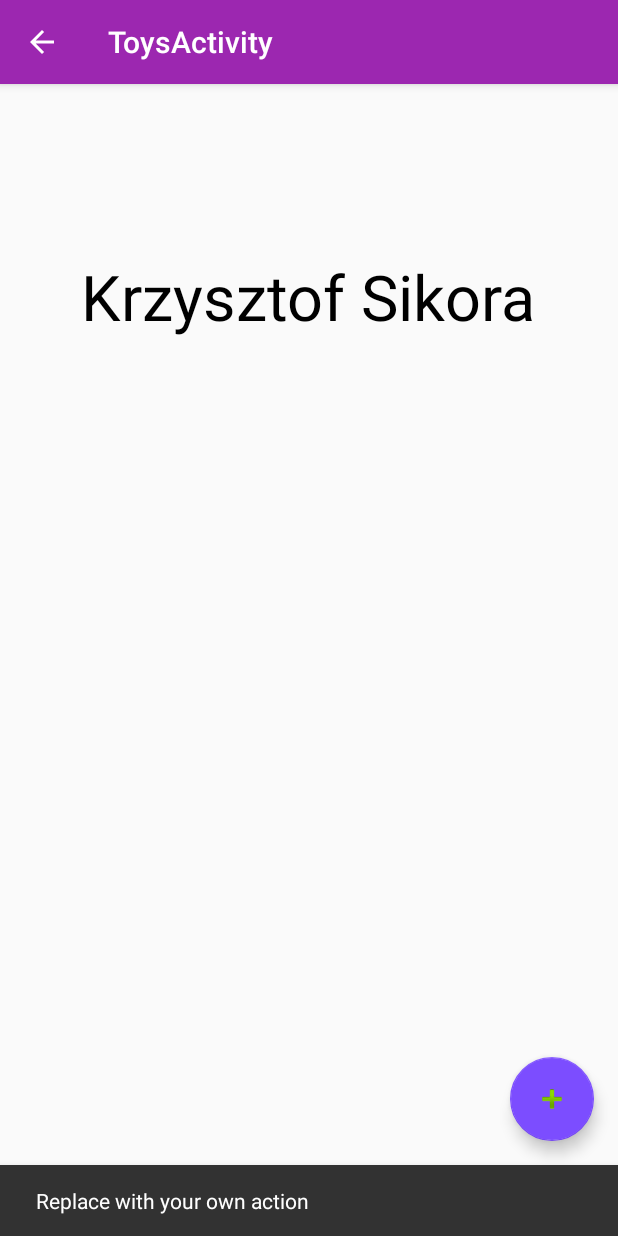
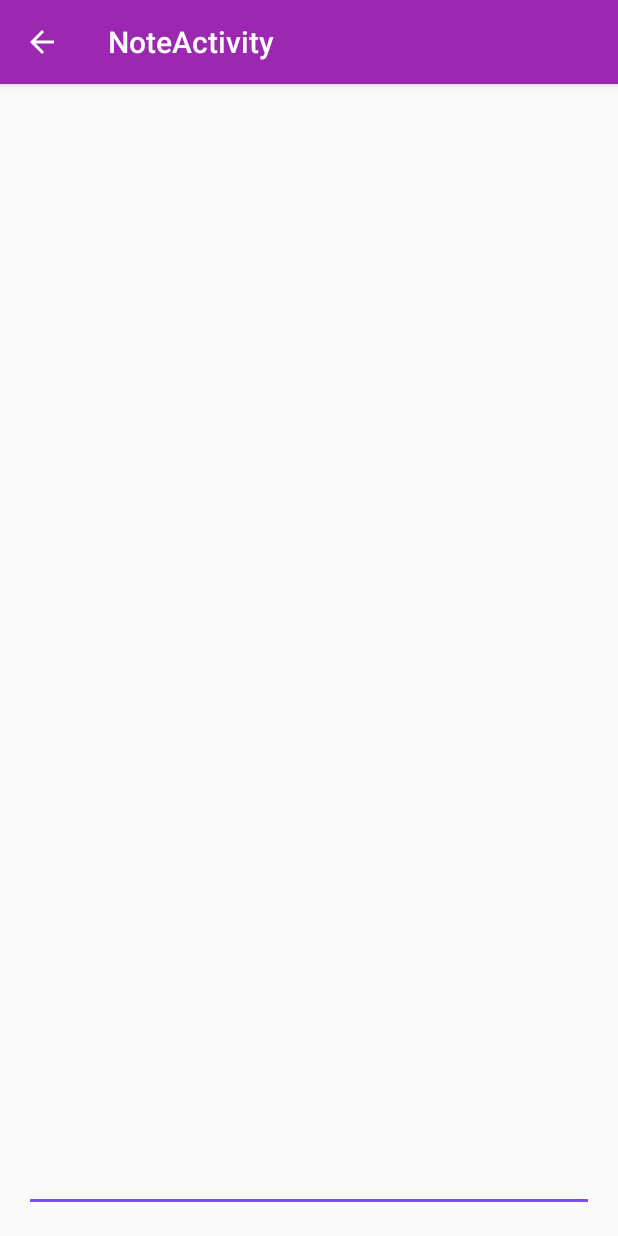
Before and after one commit to KrzysztofSikora/TestApp, an Android app: the ToysActivity screen opened directly, with no data from a screen before it, after a tap on an icon or button, on a phone screen of 412 x 824 dp. Run offline under Robolectric (Android 15) with nearby library versions, the phone set to English and light mode, and no system bars.

Commit message:
edit test

```diff
--- a/app/src/main/java/pl/krzysztofsikora/testapp/NoteActivity.java
+++ b/app/src/main/java/pl/krzysztofsikora/testapp/NoteActivity.java
@@ -5,26 +5,72 @@ import android.support.design.widget.FloatingActionButton;
 import android.support.design.widget.Snackbar;
 import android.support.v7.app.AppCompatActivity;
 import android.support.v7.widget.Toolbar;
+import android.util.Log;
 import android.view.View;
+import android.widget.EditText;
 
 public class NoteActivity extends AppCompatActivity {
+
+    EditText et;
+    String text = "";
+    Bundle bundle = new Bundle();
 
     @Override
     protected void onCreate(Bundle savedInstanceState) {
         super.onCreate(savedInstanceState);
+        Log.d("aktywnosc", "onCreate");
         setContentView(R.layout.activity_note);
         Toolbar toolbar = (Toolbar) findViewById(R.id.toolbar);
         setSupportActionBar(toolbar);
-
-        FloatingActionButton fab = (FloatingActionButton) findViewById(R.id.fab);
-        fab.setOnClickListener(new View.OnClickListener() {
-            @Override
-            public void onClick(View view) {
-                Snackbar.make(view, "Replace with your own action", Snackbar.LENGTH_LONG)
-                        .setAction("Action", null).show();
-            }
-        });
+        et = (EditText) findViewById(R.id.editText);
+//        if(!et.equals("")) {
+//            et.setText(text);
+//        }
+et.setText(bundle.getString("et"));
         getSupportActionBar().setDisplayHomeAsUpEnabled(true);
     }
 
+    @Override
+    protected void onStart() {
+        Log.d("aktywnosc", "onStart");
+        super.onStart();
+    }
+
+    @Override
+    protected void onResume() {
+        Log.d("aktywnosc", "onResume");
+
+        super.onResume();
+    }
+
+    @Override
+    protected void onPause() {
+        Log.d("aktywnosc", "onPause");
+//       text = et.getText().toString();
+        bundle.putString("et", et.getText().toString());
+        Log.d("test", text);
+
+        super.onPause();
+    }
+
+    @Override
+    protected void onRestart() {
+        Log.d("aktywnosc", "onRestart");
+
+        super.onRestart();
+    }
+
+    @Override
+    protected void onStop() {
+        Log.d("aktywnosc", "onStop");
+
+        super.onStop();
+    }
+
+    @Override
+    protected void onDestroy() {
+        Log.d("aktywnosc", "onDestroy");
+
+        super.onDestroy();
+    }
 }
--- a/app/src/main/java/pl/krzysztofsikora/testapp/ToysActivity.java
+++ b/app/src/main/java/pl/krzysztofsikora/testapp/ToysActivity.java
@@ -1,5 +1,6 @@
 package pl.krzysztofsikora.testapp;
 
+import android.content.Intent;
 import android.os.Bundle;
 import android.support.design.widget.FloatingActionButton;
 import android.support.design.widget.Snackbar;
@@ -20,8 +21,8 @@ public class ToysActivity extends AppCompatActivity {
         fab.setOnClickListener(new View.OnClickListener() {
             @Override
             public void onClick(View view) {
-                Snackbar.make(view, "Replace with your own action", Snackbar.LENGTH_LONG)
-                        .setAction("Action", null).show();
+                Intent intent = new Intent(ToysActivity.this, NoteActivity.class);
+                startActivity(intent);
             }
         });
         getSupportActionBar().setDisplayHomeAsUpEnabled(true);
--- a/app/src/main/res/layout/content_note.xml
+++ b/app/src/main/res/layout/content_note.xml
@@ -13,4 +13,8 @@
     tools:context="pl.krzysztofsikora.testapp.NoteActivity"
     tools:showIn="@layout/activity_note">
 
+    <EditText
+        android:layout_width="match_parent"
+        android:layout_height="match_parent"
+        android:id="@+id/editText"/>
 </RelativeLayout>
```
Also changed, not shown: app/src/main/res/layout/activity_note.xml (+0 -7 lines).
